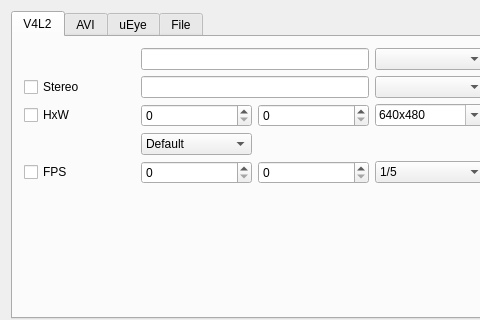
Old version of the form utils/widgets/inputSelectorWidget.ui in the repository PimenovAlexander/corecvs; both pictures show x 0 to 480 and y 0 to 320 of the 627 by 434 pixel window.
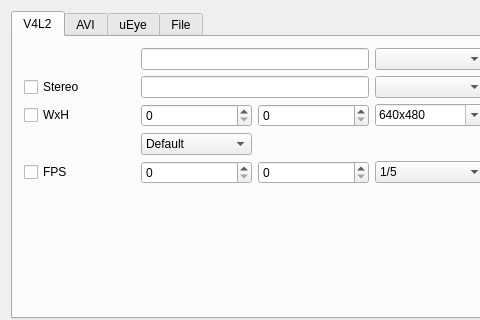
New version of the form. Icons and pictures are not drawn.

Commit message: Export calibration to corecvs format. Minor fixes in input selector dialog

```diff
--- a/utils/widgets/inputSelectorWidget.ui
+++ b/utils/widgets/inputSelectorWidget.ui
@@ -173,7 +173,7 @@
        <item row="3" column="0">
         <widget class="QCheckBox" name="v4l2hwCheckBox">
          <property name="text">
-          <string>HxW</string>
+          <string>WxH</string>
          </property>
         </widget>
        </item>
```
The commit also changes 2 other files.
